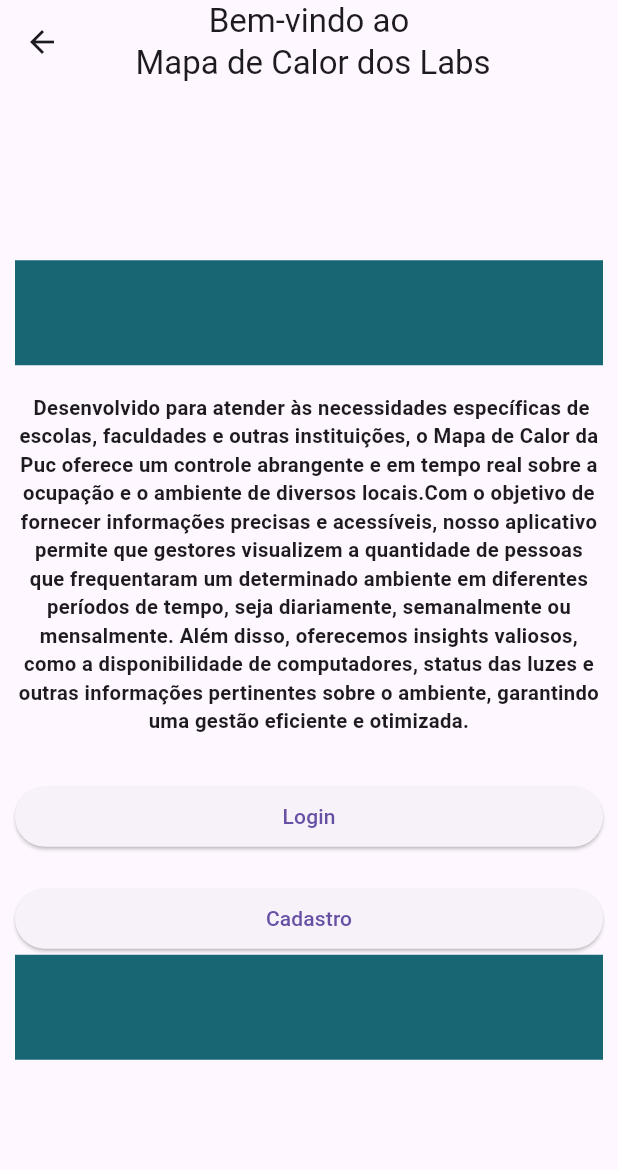
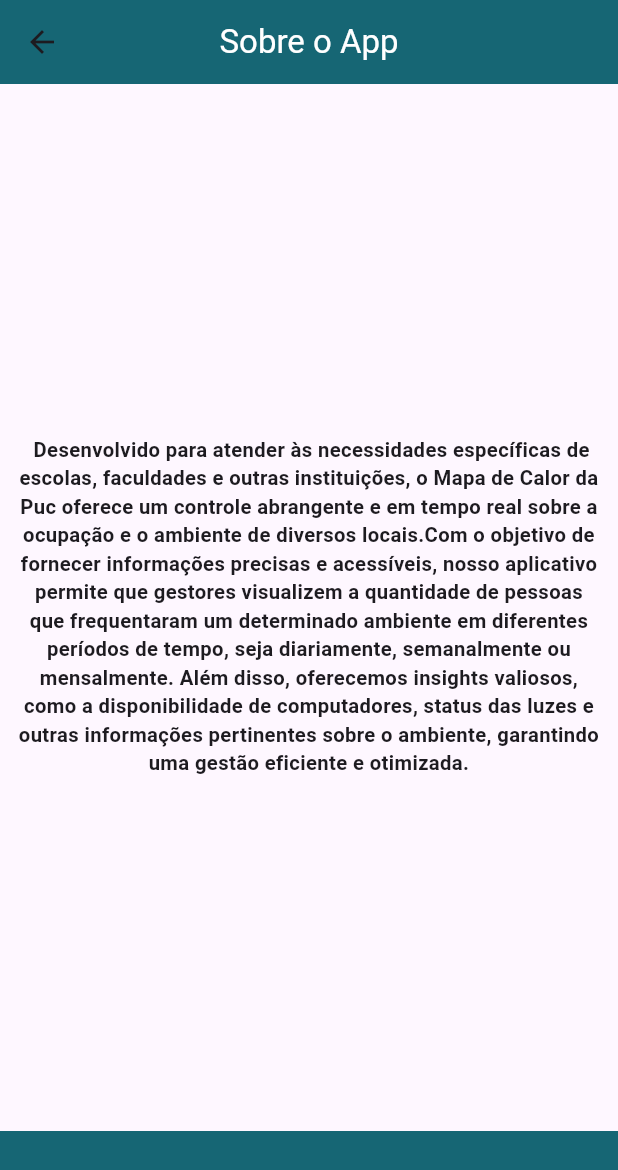
Before and after one commit to MattosPedro/LabHeatMap, a Flutter app: the HomePage screen opened directly, on a phone screen of 412 x 824 dp. Shown: the top 1170 px of the screen. Run offline on Flutter 3.47's test engine with Material 3 defaults, Android fonts, the phone set to English and light mode, and no system bars; our stand-ins replace shared_preferences; accounts and stored records are empty.

Commit message:
tela sobre o app

```diff
--- a/lib/main.dart
+++ b/lib/main.dart
@@ -1,5 +1,7 @@
 import 'package:flutter/material.dart';
+import 'package:flutter/widgets.dart';
 import 'package:shared_preferences/shared_preferences.dart';
+
 void main() {
   runApp(MyApp());
 }
@@ -18,21 +20,21 @@
   Widget build(BuildContext context) {
     return Scaffold(
       appBar: AppBar(
-
-        title: Text('Bem-vindo ao \n Mapa de Calor dos Labs' , textAlign: TextAlign.center,),
+        title: Text(
+          'Sobre o App',
+          style: TextStyle(color: Colors.white),
+        ),
         centerTitle: true,
+        backgroundColor: Color(0xFF166674),
       ),
-      body: Padding(
-        padding: EdgeInsets.all(10.0),
+      body: Expanded(
         child: Column(
           mainAxisAlignment: MainAxisAlignment.center,
           crossAxisAlignment: CrossAxisAlignment.stretch,
           children: <Widget>[
-            Container(
-            height: 70, // Altura da moldura superior
-            color: Color(0xFF166674), // Cor da moldura superior
-          ),
-            Text(
+            Padding(
+              padding: EdgeInsets.all(10.0),
+              child: Text(
                 '\n Desenvolvido para atender às necessidades específicas de escolas, faculdades e outras instituições, o Mapa de Calor da Puc oferece um controle abrangente e em tempo real sobre a ocupação e o ambiente de diversos locais.Com o objetivo de fornecer informações precisas e acessíveis, nosso aplicativo permite que gestores visualizem a quantidade de pessoas que frequentaram um determinado ambiente em diferentes períodos de tempo, seja diariamente, semanalmente ou mensalmente. Além disso, oferecemos insights valiosos, como a disponibilidade de computadores, status das luzes e outras informações pertinentes sobre o ambiente, garantindo uma gestão eficiente e otimizada.',
                 style: TextStyle(
                   fontSize: 13.5,
@@ -40,35 +42,15 @@
                 ),
                 textAlign: TextAlign.center,
               ),
-            SizedBox(height: 30.0),
-            ElevatedButton(
-              onPressed: () {
-                Navigator.push(
-                  context,
-                  MaterialPageRoute(
-                    builder: (context) => LoginScreen(),
-                  ),
-                );
-              },
-              child: Text('Login'),
             ),
             SizedBox(height: 20.0),
-            ElevatedButton(
-              onPressed: () {
-                Navigator.push(
-                  context,
-                  MaterialPageRoute(
-                    builder: (context) => SignUpScreen(),
-                  ),
-                );
-              },
-              child: Text('Cadastro'),
-            ),Container(
-            height: 70, // Altura da moldura superior
-            color: Color(0xFF166674), // Cor da moldura superior
-          ),
+            // Remova o Container daqui
           ],
         ),
+      ),
+      bottomNavigationBar: Container(
+        height: 70, // Altura da moldura inferior
+        color: Color(0xFF166674), // Cor da moldura inferior
       ),
     );
   }
@@ -77,11 +59,13 @@
 class SignUpScreen extends StatelessWidget {
   final TextEditingController _usernameController = TextEditingController();
   final TextEditingController _passwordController = TextEditingController();
-  final TextEditingController _confirmPasswordController = TextEditingController();
+  final TextEditingController _confirmPasswordController =
+      TextEditingController();
 
   void _saveUserData() async {
     SharedPreferences prefs = await SharedPreferences.getInstance();
-    List<Map<String, String>> logins = (prefs.getStringList('logins') ?? []).map((item) {
+    List<Map<String, String>> logins =
+        (prefs.getStringList('logins') ?? []).map((item) {
       List<String> parts = item.split(';');
       return {
         'login': parts[0],
@@ -94,29 +78,27 @@
       'senha': _passwordController.text,
     });
 
-    List<String> formattedLogins = logins
-        .map((login) =>
-            '${login['login']};${login['senha']}')
-        .toList();
+    List<String> formattedLogins =
+        logins.map((login) => '${login['login']};${login['senha']}').toList();
 
     await prefs.setStringList('logins', formattedLogins);
   }
-
 
   @override
   Widget build(BuildContext context) {
     return Scaffold(
       appBar: AppBar(
-        title: Text('Cadastro de Usuário',style: TextStyle(color: Colors.white,),),
+        title: Text(
+          'Cadastro de Usuário',
+          style: TextStyle(
+            color: Colors.white,
+          ),
+        ),
         centerTitle: true, // Alinha o título no centro
         backgroundColor: Color(0xFF166674),
       ),
       body: Column(
         children: [
-          //Container(
-          //  height: 70, // Altura da moldura superior
-          //  color: Color(0xFF166674), // Cor da moldura superior
-         // ),
           Expanded(
             child: Padding(
               padding: EdgeInsets.all(20.0),
@@ -143,7 +125,9 @@
                   ElevatedButton(
                     onPressed: () {
                       if (_passwordController.text ==
-                          _confirmPasswordController.text && _passwordController.text != '') { //validar se tem usuario com mesmo nome
+                              _confirmPasswordController.text &&
+                          _passwordController.text != '') {
+                        //validar se tem usuario com mesmo nome
                         _saveUserData();
                         Navigator.push(
                           context,
@@ -151,7 +135,9 @@
                             builder: (context) => LoginScreen(),
                           ),
                         );
-                      }else if(_passwordController.text == '' || _confirmPasswordController.text == '' || _usernameController == '') {
+                      } else if (_passwordController.text == '' ||
+                          _confirmPasswordController.text == '' ||
+                          _usernameController == '') {
                         showDialog(
                           context: context,
                           builder: (context) => AlertDialog(
@@ -167,8 +153,7 @@
                             ],
                           ),
                         );
-                      }
-                      else {
+                      } else {
                         showDialog(
                           context: context,
                           builder: (context) => AlertDialog(
@@ -187,14 +172,21 @@
                       }
                     },
                     style: ButtonStyle(
-                      backgroundColor: MaterialStateProperty.all<Color>(Color(0xFF166674),), // Cor de fundo do botão
-                      minimumSize: MaterialStateProperty.all<Size>(Size(125, 30)), // Tamanho mínimo do botão (largura x altura)
-                      padding: MaterialStateProperty.all<EdgeInsetsGeometry>(EdgeInsets.all(16)), // Espaçamento interno do botão
-                      textStyle: MaterialStateProperty.all<TextStyle>(TextStyle(fontSize: 16)),
+                      backgroundColor: MaterialStateProperty.all<Color>(
+                        Color(0xFF166674),
+                      ), // Cor de fundo do botão
+                      minimumSize: MaterialStateProperty.all<Size>(Size(125,
+                          30)), // Tamanho mínimo do botão (largura x altura)
+                      padding: MaterialStateProperty.all<EdgeInsetsGeometry>(
+                          EdgeInsets.all(16)), // Espaçamento interno do botão
+                      textStyle: MaterialStateProperty.all<TextStyle>(
+                          TextStyle(fontSize: 16)),
                       // Outras propriedades de estilo podem ser adicionadas conforme necessário
                     ),
-
-                    child: Text('Cadastrar',style: TextStyle(color: Colors.white), ),
+                    child: Text(
+                      'Cadastrar',
+                      style: TextStyle(color: Colors.white),
+                    ),
                   ),
                 ],
               ),
@@ -219,7 +211,8 @@
     List<Map<String, String>> logins = (prefs.getStringList('logins') ?? [])
         .map((item) {
           List<String> parts = item.split(';');
-        if (parts.length == 2) { // Verifica se existem pelo menos dois elementos na lista parts
+          if (parts.length == 2) {
+            // Verifica se existem pelo menos dois elementos na lista parts
             return {
               'login': parts[0],
               'senha': parts[1],
@@ -243,7 +236,12 @@
   Widget build(BuildContext context) {
     return Scaffold(
       appBar: AppBar(
-        title: Text('Lab Heat Map',style: TextStyle(color: Colors.white,),),
+        title: Text(
+          'Lab Heat Map',
+          style: TextStyle(
+            color: Colors.white,
+          ),
+        ),
         centerTitle: true, // Alinha o título no centro
         backgroundColor: Color(0xFF166674),
       ),
@@ -267,16 +265,18 @@
                   ),
                   SizedBox(height: 20.0),
                   ElevatedButton(
-                    onPressed: () async{
-                      bool isValid = await _checkLoginData(_usernameController.text, _passwordController.text);
+                    onPressed: () async {
+                      bool isValid = await _checkLoginData(
+                          _usernameController.text, _passwordController.text);
                       if (isValid == true) {
                         Navigator.push(
                           context,
                           MaterialPageRoute(
-                            builder: (context) => ViewLogins(),
+                            builder: (context) => HomePage(),
                           ),
                         );
-                      }else if(_passwordController.text == '' || _usernameController == '') {
+                      } else if (_passwordController.text == '' ||
+                          _usernameController == '') {
                         showDialog(
                           context: context,
                           builder: (context) => AlertDialog(
@@ -292,8 +292,7 @@
                             ],
                           ),
                         );
-                      }
-                      else {
+                      } else {
                         showDialog(
                           context: context,
                           builder: (context) => AlertDialog(
@@ -312,14 +311,21 @@
                       }
                     },
                     style: ButtonStyle(
-                      backgroundColor: MaterialStateProperty.all<Color>(Color(0xFF166674),), // Cor de fundo do botão
-                      minimumSize: MaterialStateProperty.all<Size>(Size(125, 30)), // Tamanho mínimo do botão (largura x altura)
-                      padding: MaterialStateProperty.all<EdgeInsetsGeometry>(EdgeInsets.all(16)), // Espaçamento interno do botão
-                      textStyle: MaterialStateProperty.all<TextStyle>(TextStyle(fontSize: 16)),
+                      backgroundColor: MaterialStateProperty.all<Color>(
+                        Color(0xFF166674),
+                      ), // Cor de fundo do botão
+                      minimumSize: MaterialStateProperty.all<Size>(Size(125,
+                          30)), // Tamanho mínimo do botão (largura x altura)
+                      padding: MaterialStateProperty.all<EdgeInsetsGeometry>(
+                          EdgeInsets.all(16)), // Espaçamento interno do botão
+                      textStyle: MaterialStateProperty.all<TextStyle>(
+                          TextStyle(fontSize: 16)),
                       // Outras propriedades de estilo podem ser adicionadas conforme necessário
                     ),
-
-                    child: Text('Entrar',style: TextStyle(color: Colors.white), ),
+                    child: Text(
+                      'Entrar',
+                      style: TextStyle(color: Colors.white),
+                    ),
                   ),
                   SizedBox(height: 10.0),
                   ElevatedButton(
@@ -332,19 +338,55 @@
                       );
                     },
                     style: ButtonStyle(
-                      backgroundColor: MaterialStateProperty.all<Color>(Color(0xFF166674),), // Cor de fundo do botão
-                      minimumSize: MaterialStateProperty.all<Size>(Size(125, 30)), // Tamanho mínimo do botão (largura x altura)
-                      padding: MaterialStateProperty.all<EdgeInsetsGeometry>(EdgeInsets.all(16)), // Espaçamento interno do botão
-                      textStyle: MaterialStateProperty.all<TextStyle>(TextStyle(fontSize: 16)), // Estilo do texto do botão
+                      backgroundColor: MaterialStateProperty.all<Color>(
+                        Color(0xFF166674),
+                      ), // Cor de fundo do botão
+                      minimumSize: MaterialStateProperty.all<Size>(Size(125,
+                          30)), // Tamanho mínimo do botão (largura x altura)
+                      padding: MaterialStateProperty.all<EdgeInsetsGeometry>(
+                          EdgeInsets.all(16)), // Espaçamento interno do botão
+                      textStyle: MaterialStateProperty.all<TextStyle>(
+                          TextStyle(fontSize: 16)), // Estilo do texto do botão
                       // Outras propriedades de estilo podem ser adicionadas conforme necessário
                     ),
-
-                    child: Text('Cadastro',style: TextStyle(color: Colors.white), ),
+                    child: Text(
+                      'Cadastro',
+                      style: TextStyle(color: Colors.white),
+                    ),
                   ),
                 ],
               ),
             ),
           ),
+          Padding(
+            padding: EdgeInsets.only(left: 300.0),
+            child: ElevatedButton(
+              onPressed: () {
+                Navigator.push(
+                  context,
+                  MaterialPageRoute(
+                    builder: (context) => HomePage(),
+                  ),
+                );
+              },
+              style: ButtonStyle(
+                backgroundColor: MaterialStateProperty.all<Color>(
+                    Color(0xFF166674)), // Cor de fundo do botão
+                minimumSize: MaterialStateProperty.all<Size>(
+                    Size(10, 15)), // Tamanho mínimo do botão (largura x altura)
+                padding: MaterialStateProperty.all<EdgeInsetsGeometry>(
+                    EdgeInsets.all(8)), // Espaçamento interno do botão
+                textStyle: MaterialStateProperty.all<TextStyle>(
+                    TextStyle(fontSize: 15)), // Estilo do texto do botão
+                // Outras propriedades de estilo podem ser adicionadas conforme necessário
+              ),
+              child: Text(
+                'Sobre o App',
+                style: TextStyle(color: Colors.white),
+              ),
+            ),
+          ),
+          SizedBox(height: 2.0),
           Container(
             height: 70, // Altura da moldura inferior
             color: Color(0xFF166674), // Cor da moldura inferior
@@ -367,7 +409,8 @@
         child: ElevatedButton(
           onPressed: () async {
             SharedPreferences prefs = await SharedPreferences.getInstance();
-            List<Map<String, String>> logins = (prefs.getStringList('logins') ?? []).map((item) {
+            List<Map<String, String>> logins =
+                (prefs.getStringList('logins') ?? []).map((item) {
               List<String> parts = item.split(';');
               return {
                 'login': parts[0],
```
Lines whose indentation alone changed are shown as unchanged.
